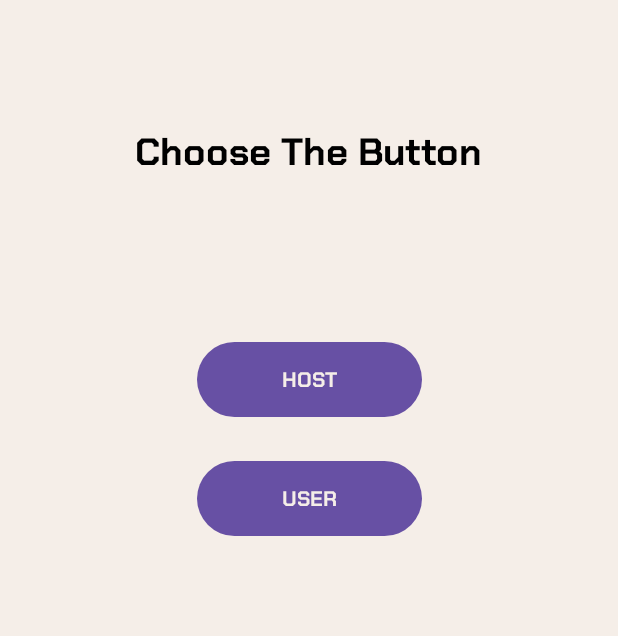
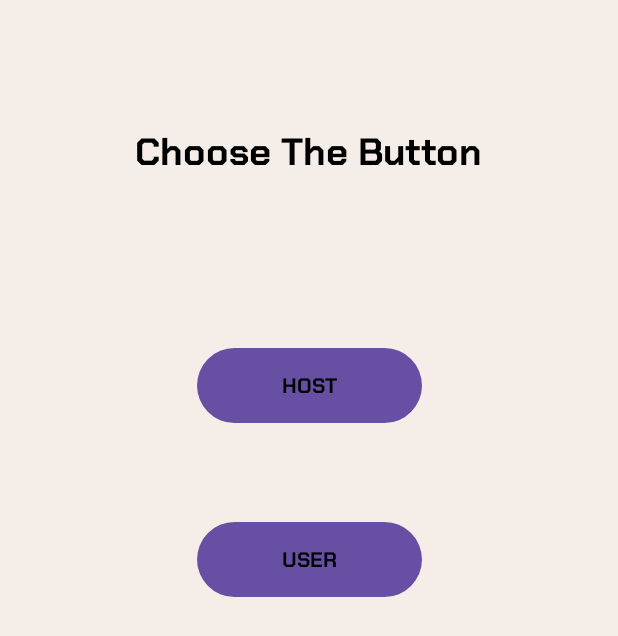
Before and after one commit to UnreaLin01/LETS_BUZZ, an Android app: the screen it shows after launch (MainActivity), on a phone screen of 412 x 824 dp. Shown: the top 636 px of the screen. Run offline under Robolectric (Android 15) with nearby library versions, the phone set to English and light mode, and no system bars.

Commit message:
modified the interface

```diff
--- a/app/src/main/res/layout/activity_main.xml
+++ b/app/src/main/res/layout/activity_main.xml
@@ -23,20 +23,21 @@
         app:layout_constraintVertical_bias="0.10" />
 
     <Button
+        android:onClick="callClick"
         android:id="@+id/btn_host"
         android:layout_width="150dp"
         android:layout_height="50dp"
         android:background="@drawable/background_btn"
         android:fontFamily="@font/chakrapetchbold"
         android:text="HOST"
-        android:textColor="@color/white_color"
+        android:textColor="@color/black"
         android:textStyle="bold"
         app:layout_constraintBottom_toBottomOf="parent"
         app:layout_constraintEnd_toEndOf="parent"
         app:layout_constraintHorizontal_bias="0.501"
         app:layout_constraintStart_toStartOf="parent"
         app:layout_constraintTop_toTopOf="parent"
-        app:layout_constraintVertical_bias="0.295" />
+        app:layout_constraintVertical_bias="0.3" />
 
     <Button
         android:id="@+id/btn_user"
@@ -44,15 +45,16 @@
         android:layout_height="50dp"
         android:background="@drawable/background_btn"
         android:fontFamily="@font/chakrapetchbold"
+        android:onClick="callClick"
         android:text="USER"
+        android:textColor="@color/black"
         android:textStyle="bold"
-        android:textColor="@color/white_color"
         app:layout_constraintBottom_toBottomOf="parent"
         app:layout_constraintEnd_toEndOf="parent"
         app:layout_constraintHorizontal_bias="0.501"
         app:layout_constraintStart_toStartOf="parent"
         app:layout_constraintTop_toTopOf="parent"
-        app:layout_constraintVertical_bias="0.397" />
+        app:layout_constraintVertical_bias="0.45" />
 
 
 </androidx.constraintlayout.widget.ConstraintLayout>
--- a/app/src/main/res/layout/activity_user.xml
+++ b/app/src/main/res/layout/activity_user.xml
@@ -84,6 +84,7 @@
 
     <ListView
         android:id="@+id/listview_ble_devices"
+        android:fontFamily="@font/chakrapetchbold"
         android:layout_width="0dp"
         android:layout_height="0dp"
         android:layout_marginStart="16dp"
```
Also changed, not shown: app/src/main/res/layout/activity_host.xml (+7 -6 lines).
